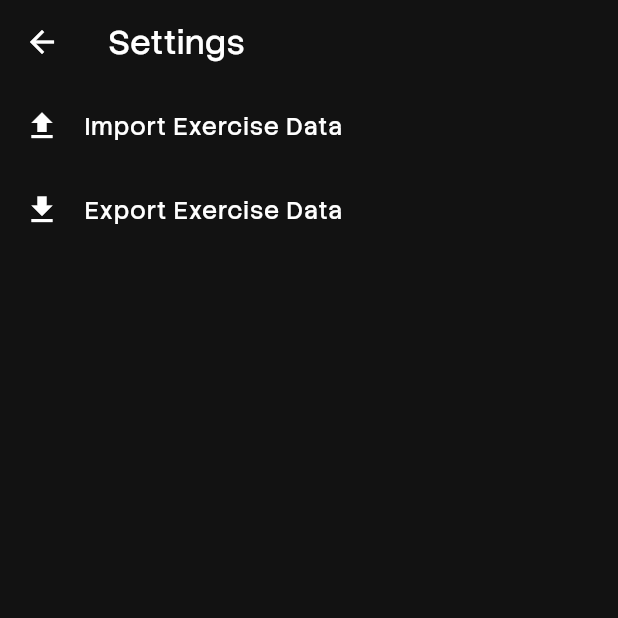
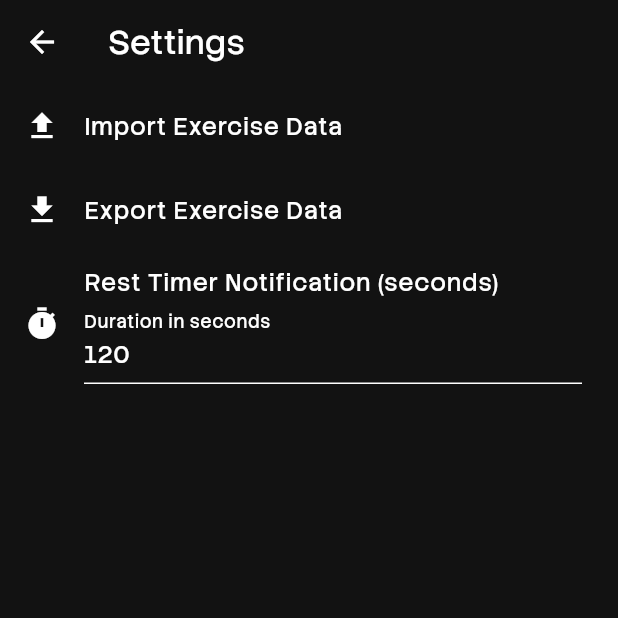
Before and after one commit to rooshimadethis/gym_app, a Flutter app: the screen it shows after launch, after a tap on the "settings" icon, on a phone screen of 412 x 824 dp, the top half of it. Run offline on Flutter 3.47's test engine with Material 3 defaults, Android fonts, the phone set to English and light mode, and no system bars; our stand-ins replace cached_network_image, file_picker, flutter_local_notifications, open_file, shared_preferences; missing offline and left inert: file_saver, flutter_displaymode, flutter_foreground_task; network calls fail.

Commit message:
add loud notification along with stopwatch

```diff
--- a/lib/settings_page.dart
+++ b/lib/settings_page.dart
@@ -5,11 +5,43 @@ import 'dart:typed_data';
 import 'package:file_picker/file_picker.dart';
 import 'package:file_saver/file_saver.dart';
 import 'package:flutter/material.dart';
+import 'package:flutter/services.dart';
 import 'package:open_file/open_file.dart';
 import 'package:shared_preferences/shared_preferences.dart';
 
-class SettingsPage extends StatelessWidget {
+class SettingsPage extends StatefulWidget {
   const SettingsPage({super.key});
+
+  @override
+  State<SettingsPage> createState() => _SettingsPageState();
+}
+
+class _SettingsPageState extends State<SettingsPage> {
+  final TextEditingController _timerController = TextEditingController();
+
+  @override
+  void initState() {
+    super.initState();
+    _loadTimerDuration();
+  }
+
+  Future<void> _loadTimerDuration() async {
+    final prefs = await SharedPreferences.getInstance();
+    final timerDuration = prefs.getInt('timer_duration') ?? 120;
+    _timerController.text = timerDuration.toString();
+  }
+
+  Future<void> _saveTimerDuration(String value) async {
+    final prefs = await SharedPreferences.getInstance();
+    final timerDuration = int.tryParse(value) ?? 120;
+    await prefs.setInt('timer_duration', timerDuration);
+  }
+
+  @override
+  void dispose() {
+    _timerController.dispose();
+    super.dispose();
+  }
 
   Future<void> _importExerciseData(BuildContext context) async {
     FilePickerResult? result = await FilePicker.platform.pickFiles(
@@ -117,6 +149,19 @@ class SettingsPage extends StatelessWidget {
             title: const Text('Export Exercise Data'),
             onTap: () => _exportExerciseData(context),
           ),
+          ListTile(
+            leading: const Icon(Icons.timer),
+            title: const Text('Rest Timer Notification (seconds)'),
+            subtitle: TextField(
+              controller: _timerController,
+              keyboardType: TextInputType.number,
+              inputFormatters: [FilteringTextInputFormatter.digitsOnly],
+              onChanged: _saveTimerDuration,
+              decoration: const InputDecoration(
+                labelText: 'Duration in seconds',
+              ),
+            ),
+          ),
         ],
       ),
     );
--- a/pubspec.yaml
+++ b/pubspec.yaml
@@ -41,6 +41,7 @@ dependencies:
   open_file: ^3.3.2
   file_saver: ^0.2.12
   file_picker: ^8.0.6
+  flutter_local_notifications: ^17.2.1
 
 dev_dependencies:
   flutter_test:
```
Also changed, not shown: lib/stopwatch_task_handler.dart (+55 -2 lines), 1 other file.
